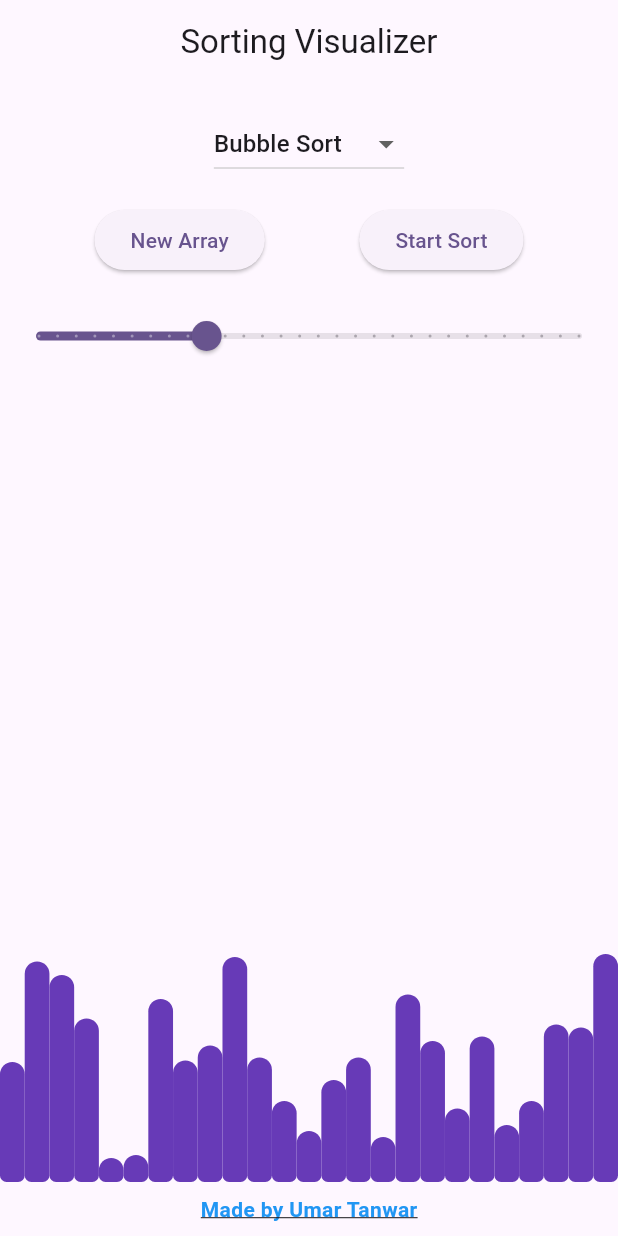
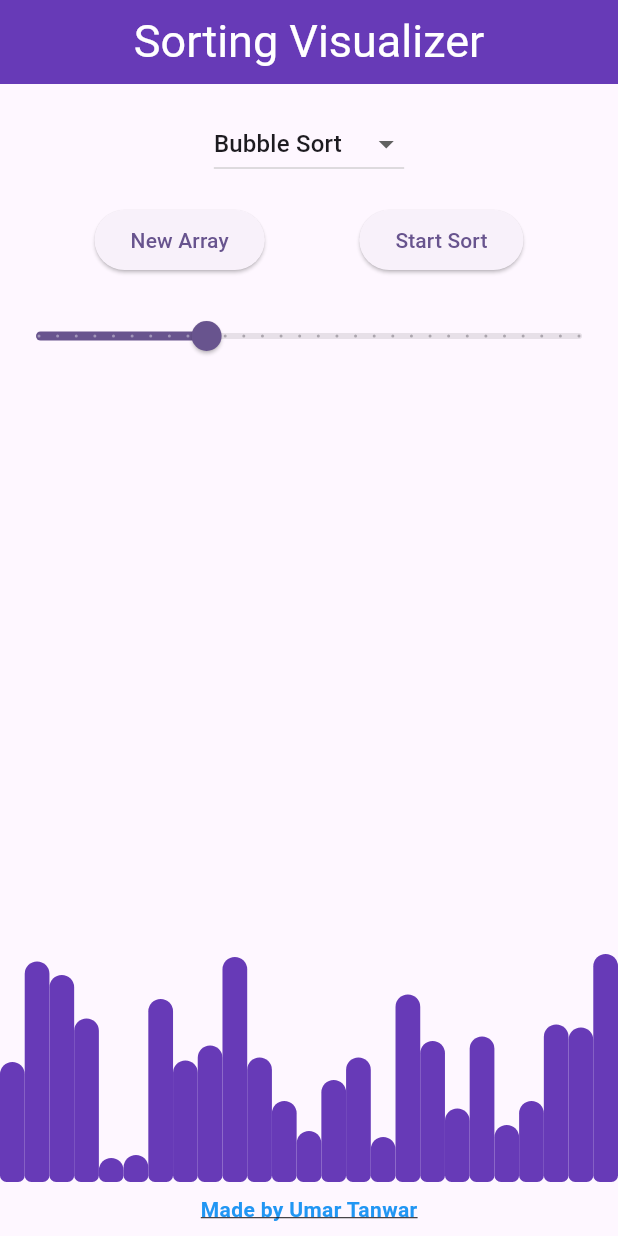
Before and after one commit to UmarTanwar3527/sorting_visualizer, a Flutter app: the screen it shows after launch, on a phone screen of 412 x 824 dp. Run offline on Flutter 3.47's test engine with Material 3 defaults, Android fonts, the phone set to English and light mode, and no system bars.

Commit message:
UI change

```diff
--- a/lib/screens/home_screen.dart
+++ b/lib/screens/home_screen.dart
@@ -112,8 +112,13 @@ class _HomeScreenState extends State<HomeScreen> {
 
     return Scaffold(
       appBar: AppBar(
-        title: const Text('Sorting Visualizer'),
+        title: const Text(
+          'Sorting Visualizer',
+          style: TextStyle(fontSize: 30),
+        ),
         centerTitle: true,
+        backgroundColor: Colors.deepPurple,
+        foregroundColor: Colors.white,
       ),
       body: Column(
         children: [
--- a/pubspec.yaml
+++ b/pubspec.yaml
@@ -40,6 +40,12 @@ dependencies:
 dev_dependencies:
   flutter_test:
     sdk: flutter
+  flutter_launcher_icons: "^0.14.4"
+
+flutter_launcher_icons:
+  android: "launcher_icon"
+  ios: true
+  image_path: "assets/icon/icon.png"
 
   # The "flutter_lints" package below contains a set of recommended lints to
   # encourage good coding practices. The lint set provided by the package is
```
Also changed, not shown: pubspec.lock.
